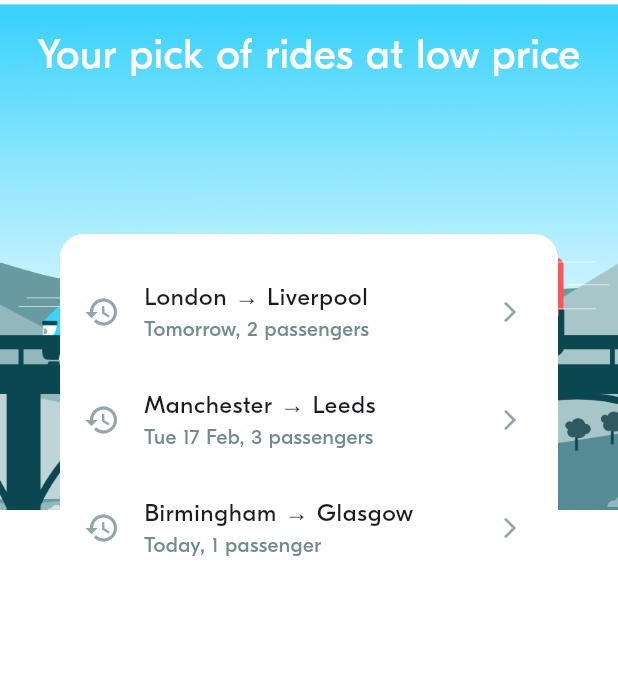
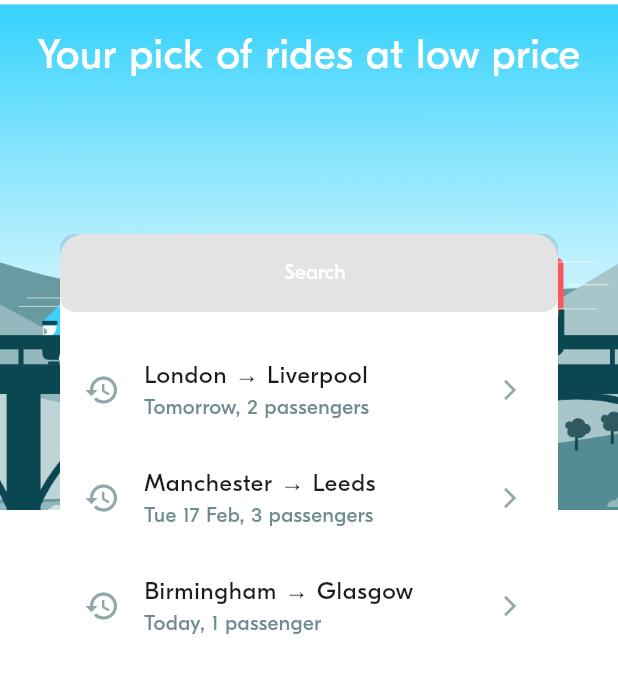
Before and after one commit to Sophavisnuka/Blarblar-Start-Code, a Flutter app: the screen it shows after launch, on a phone screen of 412 x 824 dp. Shown: the top 673 px of the screen. Run offline on Flutter 3.47's test engine with Material 3 defaults, Android fonts, the light colour scheme and no system bars; project files that could hold a hidden picture were left out.

Commit message:
BLA-002 – Implement BlaButton

```diff
--- a/lib/ui/screens/ride_pref/ride_prefs_screen.dart
+++ b/lib/ui/screens/ride_pref/ride_prefs_screen.dart
@@ -2,6 +2,7 @@
 import 'package:blabla/services/ride_prefs_service.dart';
 import 'package:flutter/material.dart';
 import '../../theme/theme.dart';
+import '../../widgets/actions/bla_button.dart';
 import 'widgets/ride_prefs_form.dart';
 import 'widgets/ride_prefs_tile.dart';
 
@@ -50,8 +51,9 @@
             children: [
               // 2 - THE FORM
               RidePrefForm(initRidePref: RidePrefsService.selectedRidePref),
+              // BLA - 002 - Implement BlaButton
+              BlaButton(label: 'Search', textColor: Colors.white,),
               SizedBox(height: BlaSpacings.m),
-
               // 3 - THE HISTORY
               _buildHistory(),
             ],
--- /dev/null
+++ b/lib/ui/widgets/actions/bla_button.dart
@@ -0,0 +1,48 @@
+import 'package:flutter/material.dart';
+import '../../theme/theme.dart';
+
+class BlaButton extends StatelessWidget {
+  BlaButton({
+    super.key,
+    required this.label,
+    required this.textColor,
+    this.icon,
+    this.iconColor = Colors.white,
+    this.onPressed,
+    Color? backgroundColor
+  }) : backgroundColor = backgroundColor ?? BlaColors.primary;
+
+  final String label;
+  final Color textColor;
+  final Color backgroundColor;
+  final IconData? icon;
+  final Color iconColor;
+  final VoidCallback? onPressed;
+
+  @override
+  Widget build(BuildContext context) {
+    return ElevatedButton(
+      onPressed: onPressed,
+      style: ElevatedButton.styleFrom(
+        backgroundColor: backgroundColor,
+        padding: EdgeInsets.symmetric(horizontal: 24, vertical: 16),
+        shape: RoundedRectangleBorder(
+          borderRadius: BorderRadius.circular(10),
+        ),
+      ),
+      child: Row(
+        mainAxisAlignment: MainAxisAlignment.center,
+        mainAxisSize: MainAxisSize.min,
+        children: [
+          if (icon != null)
+            Icon(icon, color: iconColor, size: 20),
+            SizedBox(width: 8),
+          Text(
+            label,
+            style: BlaTextStyles.button.copyWith(color: textColor)
+          ),
+        ],
+      ),
+    );
+  }
+}
```
